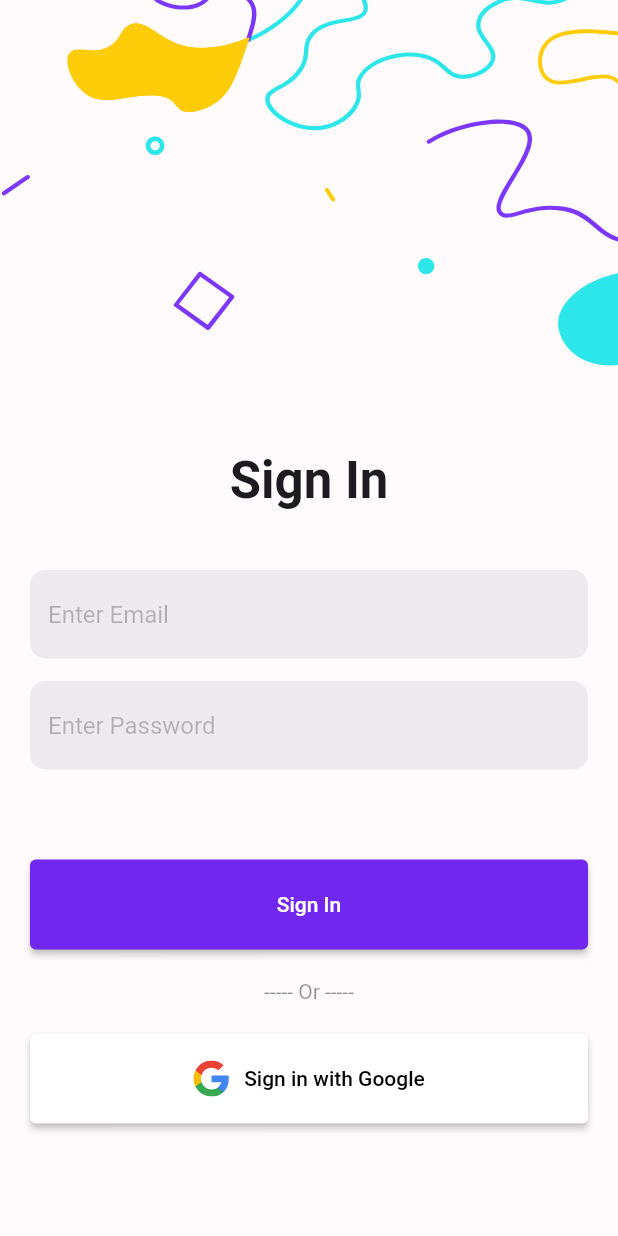
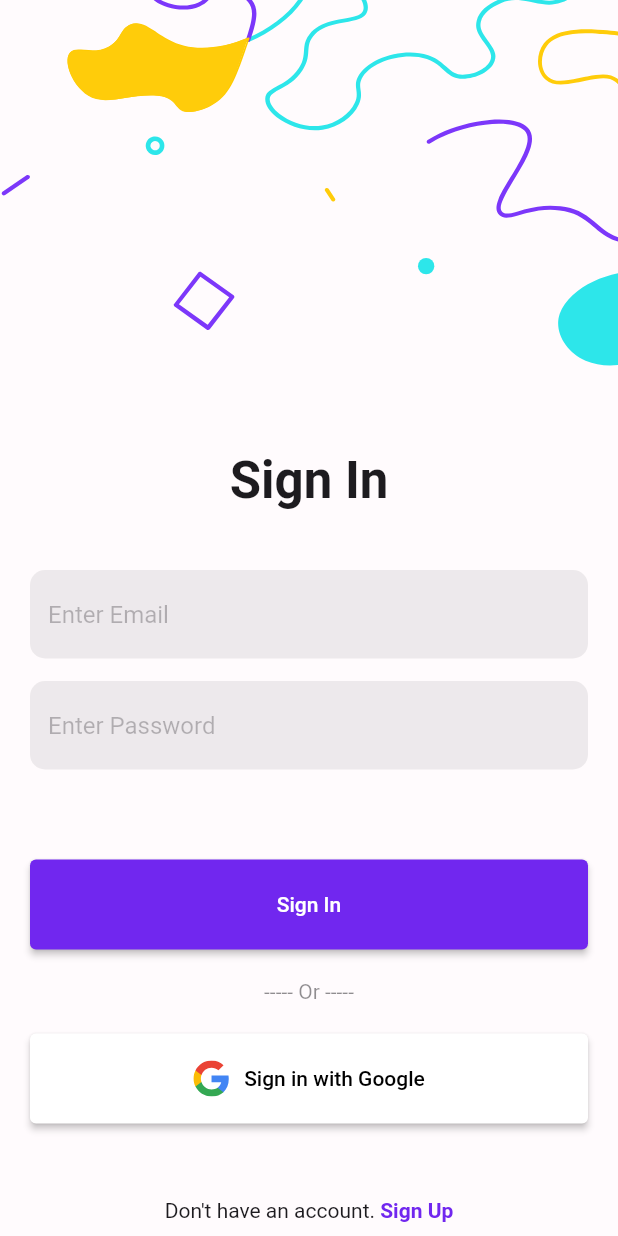
Before and after one commit to abhishekdewan101/Catalog, a Flutter app: the SignInScreen screen opened by its route, after a tap on "Sign In", on a phone screen of 412 x 824 dp. Run offline on Flutter 3.47's test engine with Material 2 defaults, Android fonts, the light colour scheme and no system bars; our stand-ins replace firebase_auth, firebase_core, flutter_riverpod, flutter_svg, go_router, google_fonts; accounts and stored records are empty.

Commit message:
Sign In screen has been finished. Now need to start validating and creating accounts

```diff
--- a/lib/screens/sign_in/sign_in_screen.dart
+++ b/lib/screens/sign_in/sign_in_screen.dart
@@ -1,8 +1,16 @@
+import 'dart:developer';
+
+import 'package:flutter/gestures.dart';
 import 'package:flutter/material.dart';
 import 'package:flutter_svg/svg.dart';
+import 'package:go_router/go_router.dart';
+import 'package:mind_palace/utils/navigation/routes.dart';
 
 class SignInScreen extends StatelessWidget {
-  const SignInScreen({Key? key}) : super(key: key);
+  SignInScreen({Key? key}) : super(key: key);
+
+  final emailTextFieldController = TextEditingController();
+  final passwordTextFieldController = TextEditingController();
 
   @override
   Widget build(BuildContext context) {
@@ -10,7 +18,8 @@ class SignInScreen extends StatelessWidget {
     ThemeData theme = Theme.of(context);
 
     return Scaffold(
-      body: Column(
+      body: SingleChildScrollView(
+        child: Column(
           crossAxisAlignment: CrossAxisAlignment.center,
           mainAxisAlignment: MainAxisAlignment.start,
           children: [
@@ -32,8 +41,10 @@ class SignInScreen extends StatelessWidget {
                   fontWeight: FontWeight.bold),
             ),
             Padding(
-            padding: const EdgeInsets.only(top: 40.0, right: 20.0, left: 20.0),
+              padding:
+                  const EdgeInsets.only(top: 40.0, right: 20.0, left: 20.0),
               child: TextField(
+                controller: emailTextFieldController,
                 style: TextStyle(color: theme.colorScheme.onBackground),
                 decoration: InputDecoration(
                   filled: true,
@@ -50,8 +61,10 @@ class SignInScreen extends StatelessWidget {
               ),
             ),
             Padding(
-            padding: const EdgeInsets.only(top: 15.0, right: 20.0, left: 20.0),
+              padding:
+                  const EdgeInsets.only(top: 15.0, right: 20.0, left: 20.0),
               child: TextField(
+                controller: passwordTextFieldController,
                 obscureText: true,
                 obscuringCharacter: "*",
                 style: TextStyle(color: theme.colorScheme.onBackground),
@@ -72,7 +85,10 @@ class SignInScreen extends StatelessWidget {
             Padding(
               padding: const EdgeInsets.fromLTRB(20, 60, 20, 20),
               child: ElevatedButton(
-              onPressed: () {},
+                onPressed: () {
+                  log("Email - ${emailTextFieldController.text}");
+                  log("Password - ${passwordTextFieldController.text}");
+                },
                 style: ElevatedButton.styleFrom(
                   minimumSize: Size(screenSize.width, 60),
                 ),
@@ -114,7 +130,32 @@ class SignInScreen extends StatelessWidget {
                 ),
               ),
             ),
+            Padding(
+              padding: const EdgeInsets.only(top: 30),
+              child: RichText(
+                text: TextSpan(
+                  text: "Don't have an account. ",
+                  style: TextStyle(
+                    color: theme.colorScheme.onBackground,
+                  ),
+                  children: [
+                    TextSpan(
+                      text: "Sign Up",
+                      style: TextStyle(
+                        fontWeight: FontWeight.bold,
+                        color: theme.colorScheme.primary,
+                      ),
+                      recognizer: TapGestureRecognizer()
+                        ..onTap = () {
+                          context.pushNamed(Routes.signUp);
+                        },
+                    )
                   ],
+                ),
+              ),
+            )
+          ],
+        ),
       ),
     );
   }
--- a/lib/utils/navigation/router.dart
+++ b/lib/utils/navigation/router.dart
@@ -27,7 +27,7 @@ class AppRouter {
       GoRoute(
         path: "/signin",
         name: Routes.signIn,
-        builder: (context, state) => const SignInScreen(),
+        builder: (context, state) => SignInScreen(),
       ),
       GoRoute(
         path: "/base",
```
Lines whose indentation alone changed are shown as unchanged.
